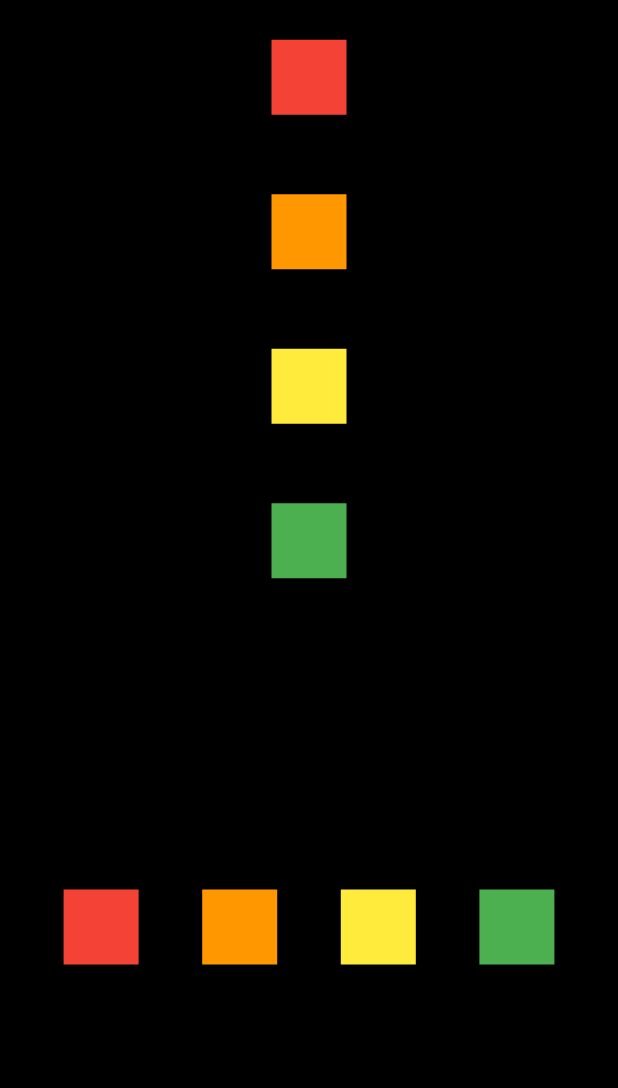
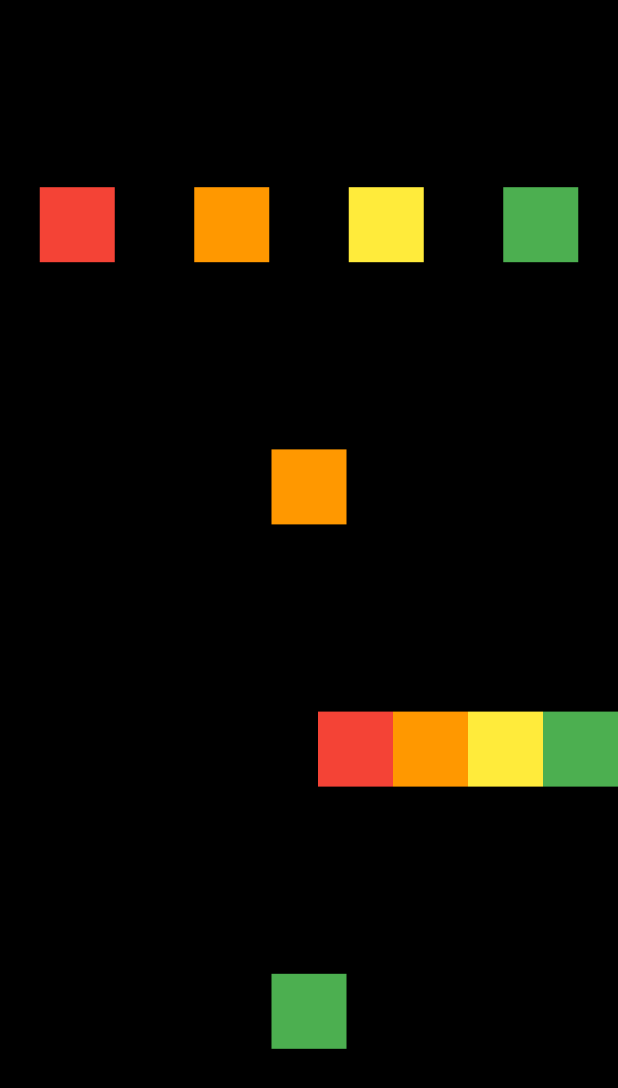
Before and after one commit to bonjin-app/Flutter, a Flutter app: the screen it shows after launch, on a phone screen of 412 x 824 dp. Shown: the top 1088 px of the screen. Run offline on Flutter 3.47's test engine with Material 2 defaults, Android fonts, the phone set to English and light mode, and no system bars; our stand-ins replace firebase_auth, firebase_core, fl_chart, flutter_svg, get, google_fonts and 1 more; missing offline and left inert: flutter_sms, html_editor_enhanced; accounts and stored records are empty.

Commit message:
Update RowAndColumnScreen: AxisAlignment Test

```diff
--- a/tutorials/lib/screens/row_and_column_screen.dart
+++ b/tutorials/lib/screens/row_and_column_screen.dart
@@ -10,60 +10,57 @@ class RowAndColumnScreen extends StatelessWidget {
         child: Container(
           color: Colors.black,
           child: Column(
+            mainAxisAlignment: MainAxisAlignment.spaceEvenly,
             children: [
-              Expanded(
-                child: Column(
+              Row(
                 mainAxisAlignment: MainAxisAlignment.spaceAround,
                 children: [
                   Container(
                     color: Colors.red,
-                      width: 50.0,
-                      height: 50.0,
+                    width: 50, height: 50,
                   ),
                   Container(
                     color: Colors.orange,
-                      width: 50.0,
-                      height: 50.0,
+                    width: 50, height: 50,
                   ),
                   Container(
                     color: Colors.yellow,
-                      width: 50.0,
-                      height: 50.0,
+                    width: 50, height: 50,
                   ),
                   Container(
                     color: Colors.green,
-                      width: 50.0,
-                      height: 50.0,
+                    width: 50, height: 50,
                   ),
                 ],
               ),
+              Container(
+                color: Colors.orange,
+                width: 50, height: 50,
               ),
-              Expanded(
-                child: Row(
-                  mainAxisAlignment: MainAxisAlignment.spaceEvenly,
+              Row(
+                mainAxisAlignment: MainAxisAlignment.end,
                 children: [
                   Container(
                     color: Colors.red,
-                      width: 50.0,
-                      height: 50.0,
+                    width: 50, height: 50,
                   ),
                   Container(
                     color: Colors.orange,
-                      width: 50.0,
-                      height: 50.0,
+                    width: 50, height: 50,
                   ),
                   Container(
                     color: Colors.yellow,
-                      width: 50.0,
-                      height: 50.0,
+                    width: 50, height: 50,
                   ),
                   Container(
                     color: Colors.green,
-                      width: 50.0,
-                      height: 50.0,
+                    width: 50, height: 50,
                   ),
                 ],
               ),
+              Container(
+                color: Colors.green,
+                width: 50, height: 50,
               ),
             ],
           ),
```
Lines whose indentation alone changed are shown as unchanged.
